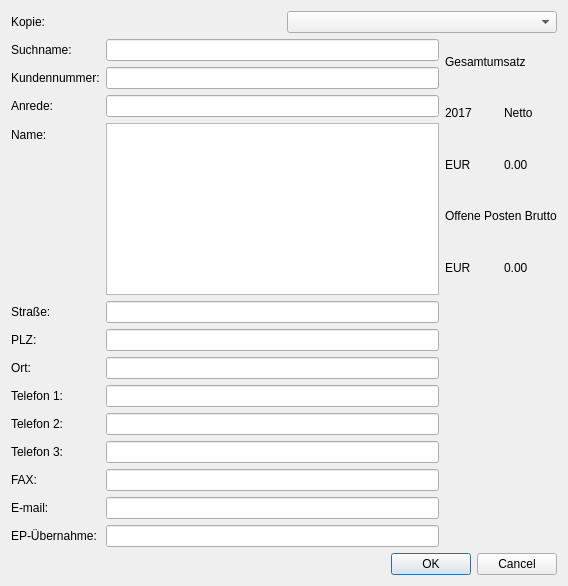
This is form/address_page.ui in romanweissflog/FAKT as Qt 5 draws it before an edit. The edited form follows.
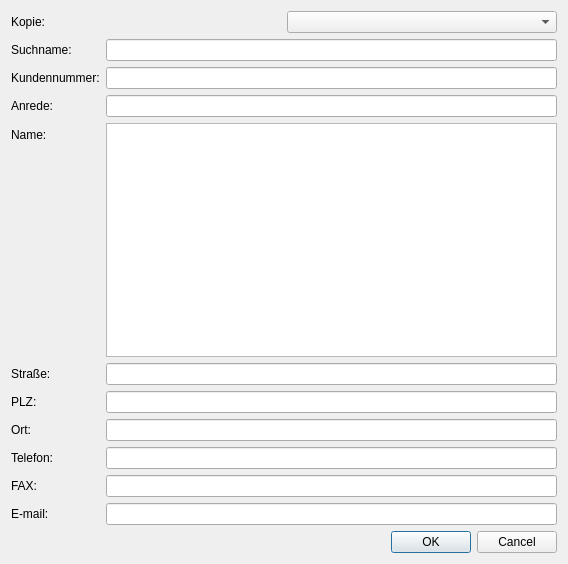
This is the edited form. Custom widgets are drawn as their Qt base class.

```diff
--- a/form/address_page.ui
+++ b/form/address_page.ui
@@ -7,13 +7,13 @@
     <x>0</x>
     <y>0</y>
     <width>568</width>
-    <height>586</height>
+    <height>564</height>
    </rect>
   </property>
   <property name="windowTitle">
    <string>Dialog</string>
   </property>
-  <layout class="QVBoxLayout" name="verticalLayout_3">
+  <layout class="QVBoxLayout" name="verticalLayout">
    <item>
     <layout class="QHBoxLayout" name="horizontalLayout">
      <item>
@@ -29,8 +29,6 @@
     </layout>
    </item>
    <item>
-    <layout class="QHBoxLayout" name="horizontalLayout_5">
-     <item>
       <layout class="QFormLayout" name="formLayout">
        <item row="0" column="0">
         <widget class="QLabel" name="label_2">
@@ -72,9 +70,6 @@
        <item row="3" column="1">
         <widget class="QTextEdit" name="editName"/>
        </item>
-       <item row="4" column="1">
-        <widget class="QLineEdit" name="editStreet"/>
-       </item>
        <item row="4" column="0">
         <widget class="QLabel" name="label_6">
          <property name="text">
@@ -82,6 +77,9 @@
          </property>
         </widget>
        </item>
+     <item row="4" column="1">
+      <widget class="QLineEdit" name="editStreet"/>
+     </item>
        <item row="5" column="0">
         <widget class="QLabel" name="label_7">
          <property name="text">
@@ -105,147 +103,32 @@
        <item row="7" column="0">
         <widget class="QLabel" name="label_13">
          <property name="text">
-          <string>Telefon 1:</string>
+        <string>Telefon:</string>
          </property>
         </widget>
        </item>
+     <item row="7" column="1">
+      <widget class="QLineEdit" name="editPhone1"/>
+     </item>
        <item row="8" column="0">
-        <widget class="QLabel" name="label_12">
-         <property name="text">
-          <string>Telefon 2:</string>
-         </property>
-        </widget>
-       </item>
-       <item row="9" column="0">
-        <widget class="QLabel" name="label_11">
-         <property name="text">
-          <string>Telefon 3:</string>
-         </property>
-        </widget>
-       </item>
-       <item row="10" column="0">
         <widget class="QLabel" name="label_10">
          <property name="text">
           <string>FAX:</string>
          </property>
         </widget>
        </item>
-       <item row="11" column="0">
+     <item row="8" column="1">
+      <widget class="QLineEdit" name="editFax"/>
+     </item>
+     <item row="9" column="0">
         <widget class="QLabel" name="label_9">
          <property name="text">
           <string>E-mail:</string>
          </property>
         </widget>
        </item>
-       <item row="12" column="0">
-        <widget class="QLabel" name="label_14">
-         <property name="text">
-          <string>EP-Übernahme:</string>
-         </property>
-        </widget>
-       </item>
-       <item row="12" column="1">
-        <widget class="QLineEdit" name="editEpTakeover"/>
-       </item>
-       <item row="11" column="1">
-        <widget class="QLineEdit" name="editMail"/>
-       </item>
-       <item row="10" column="1">
-        <widget class="QLineEdit" name="editFax"/>
-       </item>
        <item row="9" column="1">
-        <widget class="QLineEdit" name="editPhone3"/>
-       </item>
-       <item row="8" column="1">
-        <widget class="QLineEdit" name="editPhone2"/>
-       </item>
-       <item row="7" column="1">
-        <widget class="QLineEdit" name="editPhone1"/>
-       </item>
-      </layout>
-     </item>
-     <item>
-      <layout class="QVBoxLayout" name="verticalLayout_2">
-       <item>
-        <layout class="QVBoxLayout" name="verticalLayout">
-         <item>
-          <widget class="QLabel" name="label_15">
-           <property name="text">
-            <string>Gesamtumsatz</string>
-           </property>
-          </widget>
-         </item>
-         <item>
-          <layout class="QHBoxLayout" name="horizontalLayout_4">
-           <item>
-            <widget class="QLabel" name="labelNettoYear">
-             <property name="text">
-              <string>2017</string>
-             </property>
-            </widget>
-           </item>
-           <item>
-            <widget class="QLabel" name="label_20">
-             <property name="text">
-              <string>Netto</string>
-             </property>
-            </widget>
-           </item>
-          </layout>
-         </item>
-         <item>
-          <layout class="QHBoxLayout" name="horizontalLayout_2">
-           <item>
-            <widget class="QLabel" name="label_16">
-             <property name="text">
-              <string>EUR</string>
-             </property>
-            </widget>
-           </item>
-           <item>
-            <widget class="QLabel" name="labelNetto">
-             <property name="text">
-              <string>0.00</string>
-             </property>
-            </widget>
-           </item>
-          </layout>
-         </item>
-         <item>
-          <widget class="QLabel" name="label_18">
-           <property name="text">
-            <string>Offene Posten Brutto</string>
-           </property>
-          </widget>
-         </item>
-         <item>
-          <layout class="QHBoxLayout" name="horizontalLayout_3">
-           <item>
-            <widget class="QLabel" name="label_19">
-             <property name="text">
-              <string>EUR</string>
-             </property>
-            </widget>
-           </item>
-           <item>
-            <widget class="QLabel" name="labelBrutto">
-             <property name="text">
-              <string>0.00</string>
-             </property>
-            </widget>
-           </item>
-          </layout>
-         </item>
-        </layout>
-       </item>
-       <item>
-        <widget class="QLabel" name="label_21">
-         <property name="text">
-          <string/>
-         </property>
-        </widget>
-       </item>
-      </layout>
+      <widget class="QLineEdit" name="editMail"/>
      </item>
     </layout>
    </item>
```
Lines whose indentation alone changed are shown as unchanged.
